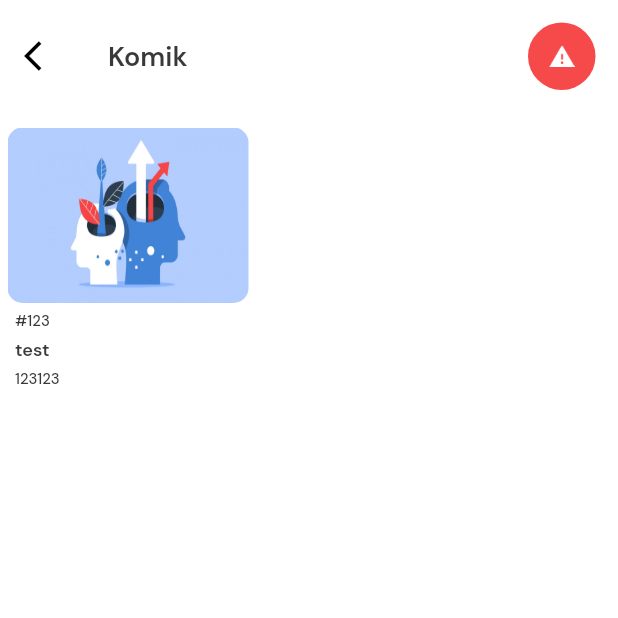
After one commit to nestiawanfyan18/Lucely_Apps, a Flutter app: the KomikMainPage screen opened by its route, on a phone screen of 412 x 824 dp, the top half of it. The commit adds this screen. Run offline on Flutter 3.47's test engine with Material 2 defaults, Android fonts, the phone set to English and light mode, and no system bars; our stand-ins replace flutter_map, flutter_screenutil, google_fonts, latlong2; missing offline and left inert: flutter_statusbarcolor_ns.

Commit message:
half implementation

```diff
--- a/lib/main.dart
+++ b/lib/main.dart
@@ -2,6 +2,7 @@ import 'package:flutter/material.dart';
 import 'package:google_fonts/google_fonts.dart';
 import 'package:lucely/pages/Sign_up_page.dart';
 import 'package:lucely/pages/homes/education_page.dart';
+import 'package:lucely/pages/homes/education_pages/komik_main.dart';
 import 'package:lucely/pages/homes/education_pages/list_Education_page.dart';
 import 'package:lucely/pages/homes/emergency_pages/get_psycology_emergencey_page.dart';
 import 'package:lucely/pages/homes/emergency_pages/search_psikologi_page.dart';
@@ -36,6 +37,7 @@ class MyApp extends StatelessWidget {
         '/emergency-get-psycology': (context) => GetPsycologyEmergencyPage(),
         '/emergency-search-psikologi': (context) =>
             SearchPsikologiEmergencyPage(),
+        '/komik-main': (context) => KomikMainPage(),
       },
     );
   }
--- a/lib/pages/homes/education_page.dart
+++ b/lib/pages/homes/education_page.dart
@@ -72,10 +72,10 @@ class EducationPage extends StatelessWidget {
                     children: [
                       // fiture 1
                       EducationCategory(
-                        images:
-                            'assets/images/cover_comic/Manhua-Like-Apotheosis.jpg',
-                        title: 'Komik',
-                      ),
+                          images:
+                              'assets/images/cover_comic/Manhua-Like-Apotheosis.jpg',
+                          title: 'Komik',
+                          route: '/komik-main'),
                       // fiture 2
                       EducationCategory(
                         images: 'assets/images/Artikel/Mengurangi_Stress.jpg',
--- /dev/null
+++ b/lib/pages/homes/education_pages/komik_main.dart
@@ -0,0 +1,56 @@
+import 'package:flutter/material.dart';
+import 'package:lucely/theme.dart';
+
+import 'package:lucely/component.dart';
+
+class KomikMainPage extends StatelessWidget {
+  const KomikMainPage({Key? key}) : super(key: key);
+
+  @override
+  Widget build(BuildContext context) {
+    Widget recommended() {
+      return Container(
+        child: CardEducation(
+            images: 'assets/images/Artikel/pengembangan_diri.jpg',
+            title: 'test',
+            tag: '#123',
+            date: '123123',
+            route: '/home'),
+      );
+    }
+
+    return Scaffold(
+      backgroundColor: backgroundColor,
+      appBar: AppBar(
+        automaticallyImplyLeading: false,
+        toolbarHeight: appBarHeight,
+        title: Text(
+          "Komik",
+          style: primaryTextStyle.copyWith(
+            fontWeight: semibold,
+            fontSize: 18,
+          ),
+        ),
+        backgroundColor: Colors.transparent,
+        elevation: 0,
+        leading: InkWell(
+          onTap: () {
+            Navigator.pop(context);
+          },
+          child: Icon(
+            Icons.arrow_back_ios,
+            color: Colors.black,
+          ),
+        ),
+        actions: [
+          EmergencyButtonAppbar(),
+        ],
+      ),
+      body: Column(
+        children: [
+          recommended(),
+        ],
+      ),
+    );
+  }
+}
```
Also changed, not shown: lib/component.dart (+29 -0 lines).
